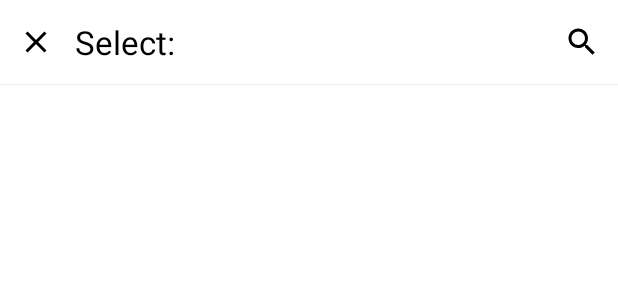
After one commit to vishal105/KotlinMVVM, an Android app: the layout dialog_spinner.xml on its own in the app's theme, with its tools: preview values and no code run, on a phone screen of 412 x 824 dp. The commit adds this screen. Shown: the top 300 px of the screen. Run offline under Robolectric (Android 15) with nearby library versions, the phone set to English and light mode, and no system bars; Roboto replaces fonts that are not available here.

Commit message:
- Spinner added

```diff
--- /dev/null
+++ b/app/src/main/res/drawable/ic_back.xml
@@ -0,0 +1,9 @@
+<vector xmlns:android="http://schemas.android.com/apk/res/android"
+        android:width="24dp"
+        android:height="24dp"
+        android:viewportWidth="24.0"
+        android:viewportHeight="24.0">
+    <path
+        android:fillColor="#FF000000"
+        android:pathData="M20,11H7.83l5.59,-5.59L12,4l-8,8 8,8 1.41,-1.41L7.83,13H20v-2z"/>
+</vector>
--- /dev/null
+++ b/app/src/main/res/drawable/ic_cancel_black_24dp.xml
@@ -0,0 +1,9 @@
+<vector xmlns:android="http://schemas.android.com/apk/res/android"
+        android:width="24dp"
+        android:height="24dp"
+        android:viewportWidth="24.0"
+        android:viewportHeight="24.0">
+    <path
+        android:fillColor="#FF000000"
+        android:pathData="M12,2C6.47,2 2,6.47 2,12s4.47,10 10,10 10,-4.47 10,-10S17.53,2 12,2zM17,15.59L15.59,17 12,13.41 8.41,17 7,15.59 10.59,12 7,8.41 8.41,7 12,10.59 15.59,7 17,8.41 13.41,12 17,15.59z"/>
+</vector>
--- /dev/null
+++ b/app/src/main/res/drawable/ic_close.xml
@@ -0,0 +1,9 @@
+<vector xmlns:android="http://schemas.android.com/apk/res/android"
+        android:width="24dp"
+        android:height="24dp"
+        android:viewportWidth="24.0"
+        android:viewportHeight="24.0">
+    <path
+        android:fillColor="#FF000000"
+        android:pathData="M19,6.41L17.59,5 12,10.59 6.41,5 5,6.41 10.59,12 5,17.59 6.41,19 12,13.41 17.59,19 19,17.59 13.41,12z"/>
+</vector>
--- /dev/null
+++ b/app/src/main/res/drawable/ic_search.xml
@@ -0,0 +1,9 @@
+<vector xmlns:android="http://schemas.android.com/apk/res/android"
+        android:width="24dp"
+        android:height="24dp"
+        android:viewportWidth="24.0"
+        android:viewportHeight="24.0">
+    <path
+        android:fillColor="#FF000000"
+        android:pathData="M15.5,14h-0.79l-0.28,-0.27C15.41,12.59 16,11.11 16,9.5 16,5.91 13.09,3 9.5,3S3,5.91 3,9.5 5.91,16 9.5,16c1.61,0 3.09,-0.59 4.23,-1.57l0.27,0.28v0.79l5,4.99L20.49,19l-4.99,-5zM9.5,14C7.01,14 5,11.99 5,9.5S7.01,5 9.5,5 14,7.01 14,9.5 11.99,14 9.5,14z"/>
+</vector>
--- /dev/null
+++ b/app/src/main/res/layout/dialog_spinner.xml
@@ -0,0 +1,132 @@
+<?xml version="1.0" encoding="utf-8"?>
+<LinearLayout
+        xmlns:android="http://schemas.android.com/apk/res/android"
+        xmlns:tools="http://schemas.android.com/tools"
+        android:background="@android:color/white"
+        android:id="@+id/container"
+        android:layout_width="match_parent"
+        android:orientation="vertical"
+        android:layout_height="match_parent">
+
+    <LinearLayout
+            android:id="@+id/root"
+            android:layout_width="match_parent"
+            android:layout_height="match_parent"
+            android:orientation="vertical">
+
+        <FrameLayout
+                android:background="@android:color/white"
+                android:id="@+id/lytHeader"
+                android:paddingStart="10dp"
+                android:elevation="1dp"
+                android:paddingEnd="10dp"
+                android:layout_width="match_parent"
+                android:layout_height="?attr/actionBarSize">
+
+            <RelativeLayout
+                    android:id="@+id/lytSpinnerNormalHeader"
+                    android:layout_width="match_parent"
+                    android:layout_height="match_parent">
+
+                <ImageButton
+                        android:layout_alignParentStart="true"
+                        android:id="@+id/btnCancel"
+                        android:padding="2dp"
+                        android:src="@drawable/ic_close"
+                        android:layout_marginEnd="12dp"
+                        android:background="?attr/selectableItemBackgroundBorderless"
+                        android:layout_width="wrap_content"
+                        android:layout_centerVertical="true"
+                        android:layout_height="wrap_content"/>
+
+                <TextView
+                        android:layout_toStartOf="@id/btnSearch"
+                        android:layout_toEndOf="@id/btnCancel"
+                        android:id="@+id/tvTitle"
+                        android:layout_width="match_parent"
+                        android:layout_height="match_parent"
+                        android:text="Select:"
+                        android:textColor="@android:color/black"
+                        android:layout_gravity="center_vertical"
+                        android:layout_centerVertical="true"
+                        android:gravity="center_vertical"
+                        android:maxLines="1"
+                        android:ellipsize="end"
+                        android:textAppearance="@style/TextAppearance.AppCompat.Large"
+                        tools:ignore="HardcodedText,SpUsage"/>
+
+                <ImageButton
+                        android:layout_alignParentEnd="true"
+                        android:id="@+id/btnSearch"
+                        android:layout_centerVertical="true"
+                        android:padding="2dp"
+                        android:src="@drawable/ic_search"
+                        android:layout_marginStart="12dp"
+                        android:background="?attr/selectableItemBackgroundBorderless"
+                        android:layout_width="wrap_content"
+                        android:layout_height="wrap_content"/>
+
+            </RelativeLayout>
+
+            <RelativeLayout
+                    android:visibility="gone"
+                    android:id="@+id/lytSpinnerSearchHeader"
+                    android:layout_width="match_parent"
+                    android:layout_height="match_parent">
+
+                <ImageButton
+                        android:layout_alignParentStart="true"
+                        android:id="@+id/btnBack"
+                        android:padding="2dp"
+                        android:src="@drawable/ic_back"
+                        android:layout_marginEnd="12dp"
+                        android:background="?attr/selectableItemBackgroundBorderless"
+                        android:layout_width="wrap_content"
+                        android:layout_centerVertical="true"
+                        android:layout_height="wrap_content"/>
+
+                <androidx.appcompat.widget.AppCompatEditText
+                        android:layout_toStartOf="@id/btnClose"
+                        android:layout_toEndOf="@id/btnBack"
+                        android:id="@+id/edtSearch"
+                        android:layout_width="match_parent"
+                        android:background="@null"
+                        android:layout_height="match_parent"
+                        android:hint="Search..."
+                        android:textColor="@android:color/black"
+                        android:layout_gravity="center_vertical"
+                        android:layout_centerVertical="true"
+                        android:gravity="center_vertical"
+                        android:textAppearance="@style/TextAppearance.AppCompat.Medium"
+                        tools:ignore="HardcodedText,SpUsage"/>
+
+                <ImageButton
+                        android:layout_alignParentEnd="true"
+                        android:id="@+id/btnClose"
+                        android:layout_centerVertical="true"
+                        android:visibility="gone"
+                        android:padding="4dp"
+                        android:src="@drawable/ic_cancel_black_24dp"
+                        android:layout_marginStart="12dp"
+                        android:background="?attr/selectableItemBackgroundBorderless"
+                        android:layout_width="wrap_content"
+                        android:layout_height="wrap_content"/>
+
+            </RelativeLayout>
+
+        </FrameLayout>
+
+        <androidx.appcompat.widget.LinearLayoutCompat
+                android:orientation="vertical"
+                android:layout_width="match_parent"
+                android:layout_height="wrap_content">
+
+            <androidx.recyclerview.widget.RecyclerView
+                    android:layout_width="match_parent"
+                    android:id="@+id/recyclerView"
+                    android:layout_height="wrap_content"/>
+
+        </androidx.appcompat.widget.LinearLayoutCompat>
+
+    </LinearLayout>
+</LinearLayout>
```
Also changed, not shown: app/src/main/java/com/support/kotlinmvvm/modules/MainFragment.kt (+22 -0 lines), app/src/main/java/com/support/kotlinmvvm/utils/widgets/spinner/SpinnerBottomDialogFragment.kt (added, +209 -0 lines), app/src/main/res/layout/fragment_main.xml (+18 -9 lines), app/src/main/res/layout/row_spinner_item.xml (added, +31 -0 lines).
